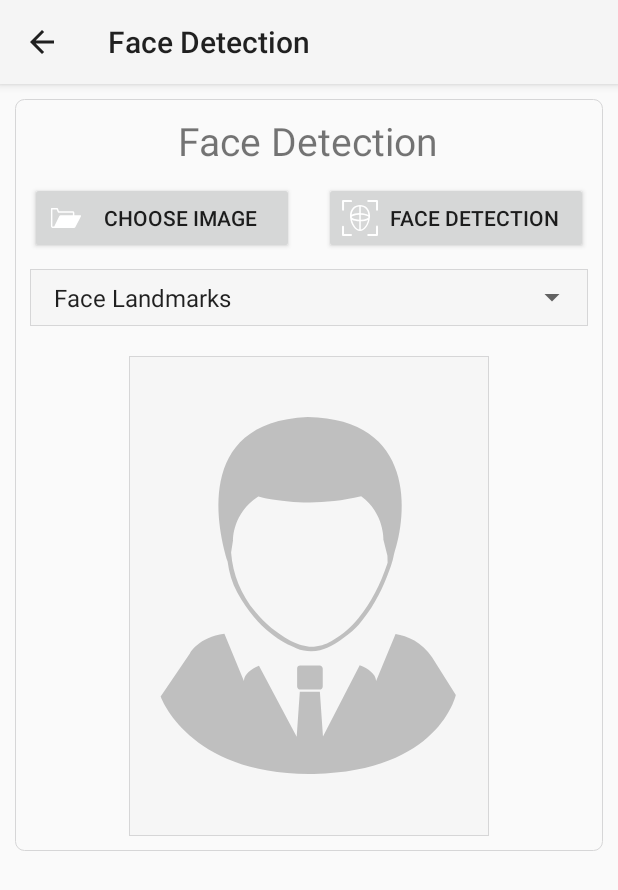
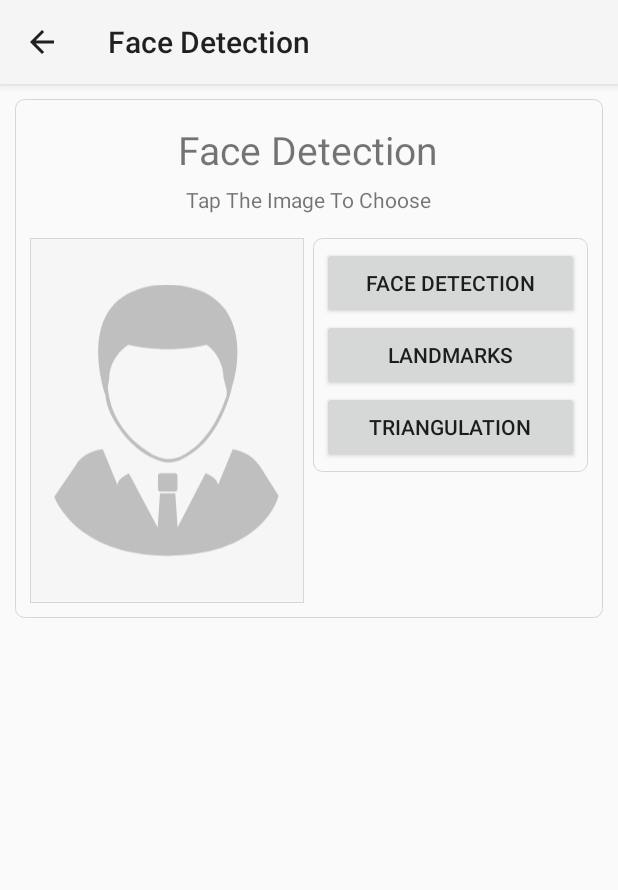
Before and after one commit to huzongyao/FaceMorphMe, an Android app: the FaceDetectActivity screen opened directly, with no data from a screen before it, after a tap on "FACE DETECTION", on a phone screen of 412 x 824 dp. Shown: the top 890 px of the screen. Run offline under Robolectric (Android 15) with nearby library versions, the phone set to English and light mode, and no system bars; our stand-ins replace ButterKnife; libraries missing offline, so code that uses them is left out: com.alibaba.android, com.blankj.utilcode, com.yalantis.ucrop; pictures from the network do not load; 2 statements that could not run were skipped.

Commit message:
fix detect page ui

```diff
--- a/app/src/main/java/com/hzy/face/morphme/activity/FaceDetectActivity.java
+++ b/app/src/main/java/com/hzy/face/morphme/activity/FaceDetectActivity.java
@@ -9,9 +9,6 @@ import android.net.Uri;
 import android.os.Bundle;
 import android.view.MenuItem;
 import android.view.View;
-import android.widget.AdapterView;
-import android.widget.ImageView;
-import android.widget.Spinner;
 
 import androidx.annotation.Nullable;
 import androidx.appcompat.app.ActionBar;
@@ -29,6 +26,7 @@ import com.hzy.face.morphme.utils.ActionUtils;
 import com.hzy.face.morphme.utils.BitmapDrawUtils;
 import com.hzy.face.morphme.utils.CascadeUtils;
 import com.hzy.face.morphme.utils.SpaceUtils;
+import com.hzy.face.morphme.widget.Ratio34ImageView;
 import com.yalantis.ucrop.UCrop;
 
 import java.io.File;
@@ -41,12 +39,8 @@ import butterknife.OnClick;
 public class FaceDetectActivity extends AppCompatActivity {
 
     @BindView(R.id.demo_image)
-    ImageView mImageView;
-    @BindView(R.id.type_select_spinner)
-    Spinner mTypeSelectSpinner;
-
+    Ratio34ImageView mDemoImage;
     private Bitmap mDemoBitmap;
-    private int mSelectTypeIndex;
     private ProgressDialog mProgressDialog;
     private String mSelectPath;
 
@@ -62,22 +56,6 @@ public class FaceDetectActivity extends AppCompatActivity {
         mProgressDialog = new ProgressDialog(this);
         mProgressDialog.setMessage(getString(R.string.loading_wait_tips));
         mProgressDialog.setCancelable(false);
-        mTypeSelectSpinner.setOnItemSelectedListener(getTypeSelectListener());
-    }
-
-    private AdapterView.OnItemSelectedListener getTypeSelectListener() {
-        return new AdapterView.OnItemSelectedListener() {
-            @Override
-            public void onItemSelected(AdapterView<?> adapterView, View view, int i, long l) {
-                mSelectTypeIndex = i;
-                detectFromBitmap();
-            }
-
-            @Override
-            public void onNothingSelected(AdapterView<?> adapterView) {
-
-            }
-        };
     }
 
     @Override
@@ -90,37 +68,45 @@ public class FaceDetectActivity extends AppCompatActivity {
         return super.onOptionsItemSelected(item);
     }
 
-    @OnClick({R.id.btn_load_img,
-            R.id.btn_detect_face})
-    public void onViewClicked(View view) {
+    @OnClick({R.id.demo_image, R.id.btn_detect_face, R.id.btn_detect_points, R.id.btn_detect_triangle})
+    public void onButtonsClicked(View view) {
         switch (view.getId()) {
-            case R.id.btn_load_img:
+            case R.id.demo_image:
                 ActionUtils.startImageContentAction(this, RequestCode.CHOOSE_IMAGE);
                 break;
             case R.id.btn_detect_face:
-                detectFromBitmap();
+                detectFromBitmap(2);
+                break;
+            case R.id.btn_detect_points:
+                detectFromBitmap(0);
+                break;
+            case R.id.btn_detect_triangle:
+                detectFromBitmap(1);
                 break;
         }
     }
 
-    private void detectFromBitmap() {
+
+    private void detectFromBitmap(int type) {
         mDemoBitmap = ImageUtils.getBitmap(mSelectPath);
         if (mDemoBitmap != null && !mDemoBitmap.isRecycled()) {
             mProgressDialog.show();
-            mImageView.setImageBitmap(mDemoBitmap);
+            mDemoImage.setImageBitmap(mDemoBitmap);
             new Thread() {
                 @Override
                 public void run() {
-                    doDetectAsync();
+                    doDetectAsync(type);
                 }
             }.start();
+        }else{
+            snakeBarShow(getString(R.string.choose_images_first));
         }
     }
 
-    private void doDetectAsync() {
+    private void doDetectAsync(int type) {
         String cascadePath = CascadeUtils.ensureCascadePath();
         final Bitmap bitmap = mDemoBitmap.copy(Bitmap.Config.ARGB_8888, true);
-        switch (mSelectTypeIndex) {
+        switch (type) {
             case 0:
                 PointF[] points = MorpherApi.detectFaceLandmarks(bitmap, cascadePath);
                 BitmapDrawUtils.drawPointsOnBitmap(bitmap, points);
@@ -135,15 +121,15 @@ public class FaceDetectActivity extends AppCompatActivity {
                 BitmapDrawUtils.drawRectsOnBitmap(bitmap, faces);
                 break;
         }
-        mImageView.post(() -> {
-            mImageView.setImageBitmap(bitmap);
+        mDemoImage.post(() -> {
+            mDemoImage.setImageBitmap(bitmap);
             mProgressDialog.dismiss();
-            snakeBarShow("Face Detect Finished!!");
+            snakeBarShow(getString(R.string.operation_finished));
         });
     }
 
     private void snakeBarShow(String msg) {
-        SnackbarUtils.with(mImageView).setMessage(msg).show();
+        SnackbarUtils.with(mDemoImage).setMessage(msg).show();
     }
 
     @Override
@@ -170,7 +156,7 @@ public class FaceDetectActivity extends AppCompatActivity {
             // crop a image
             if (resultCode == RESULT_OK) {
                 if (data != null) {
-                    Glide.with(this).load(mSelectPath).into(mImageView);
+                    Glide.with(this).load(mSelectPath).into(mDemoImage);
                 }
             }
         }
--- a/app/src/main/java/com/hzy/face/morphme/activity/TwoMorphActivity.java
+++ b/app/src/main/java/com/hzy/face/morphme/activity/TwoMorphActivity.java
@@ -9,6 +9,7 @@ import android.os.Bundle;
 import android.view.MenuItem;
 import android.view.View;
 import android.widget.ImageView;
+import android.widget.ProgressBar;
 import android.widget.TextView;
 
 import androidx.annotation.Nullable;
@@ -55,6 +56,8 @@ public class TwoMorphActivity extends AppCompatActivity {
     Ratio34ImageView mImageviewOut;
     @BindView(R.id.alpha_text)
     TextView mAlphaText;
+    @BindView(R.id.alpha_progress)
+    ProgressBar mAlphaProgress;
 
     private BurstLinker mBurstLinker;
     private String mGifFilePath;
@@ -216,6 +219,7 @@ public class TwoMorphActivity extends AppCompatActivity {
             if (isSave) {
                 snakeBarShow(getString(R.string.morphing_please_wait));
             }
+            mAlphaProgress.setProgress(0);
             mFaceExecutor.submit(() -> morphToBitmapAsync(isSave));
         } else {
             snakeBarShow(getString(R.string.choose_images_first));
@@ -241,6 +245,7 @@ public class TwoMorphActivity extends AppCompatActivity {
                         face2.points, face1.indices, alpha);
                 runOnUiThread(() -> {
                     mImageviewOut.setImageBitmap(mOutputBitmap);
+                    mAlphaProgress.setProgress((int) (alpha * 100));
                     mAlphaText.setText(getString(R.string.alpha_format_text, alpha));
                 });
                 if (needSave) {
--- a/app/src/main/res/layout/activity_face_detect.xml
+++ b/app/src/main/res/layout/activity_face_detect.xml
@@ -15,57 +15,61 @@
         <TextView
             android:layout_width="wrap_content"
             android:layout_height="wrap_content"
+            android:layout_margin="6dp"
             android:text="@string/detect_face"
             android:textSize="26sp" />
+
+        <TextView
+            android:layout_width="wrap_content"
+            android:layout_height="wrap_content"
+            android:text="@string/tap_to_choose_images" />
 
         <LinearLayout
             android:layout_width="match_parent"
             android:layout_height="wrap_content"
-            android:layout_marginTop="10dp"
+            android:layout_marginTop="16dp"
             android:orientation="horizontal">
 
-            <androidx.appcompat.widget.AppCompatButton
-                android:id="@+id/btn_load_img"
+            <com.hzy.face.morphme.widget.Ratio34ImageView
+                android:id="@+id/demo_image"
                 android:layout_width="0dp"
                 android:layout_height="wrap_content"
                 android:layout_weight="1"
-                android:drawableLeft="@drawable/ic_open_folder"
-                android:text="@string/load_bitmap"
-                android:theme="@style/AppTheme.Button" />
+                android:background="@drawable/back_rectangle"
+                android:padding="1px"
+                android:src="@drawable/ic_head" />
 
-            <androidx.appcompat.widget.AppCompatButton
-                android:id="@+id/btn_detect_face"
+            <LinearLayout
                 android:layout_width="0dp"
                 android:layout_height="wrap_content"
-                android:layout_marginLeft="20dp"
+                android:layout_marginLeft="6dp"
                 android:layout_weight="1"
-                android:drawableLeft="@drawable/ic_face_detect"
-                android:text="@string/detect_face"
-                android:theme="@style/AppTheme.Button" />
+                android:background="@drawable/back_rect_round"
+                android:orientation="vertical"
+                android:padding="6dp">
+
+                <androidx.appcompat.widget.AppCompatButton
+                    android:id="@+id/btn_detect_face"
+                    android:layout_width="match_parent"
+                    android:layout_height="wrap_content"
+                    android:text="@string/detect_face"
+                    android:theme="@style/AppTheme.Button" />
+
+                <androidx.appcompat.widget.AppCompatButton
+                    android:id="@+id/btn_detect_points"
+                    android:layout_width="match_parent"
+                    android:layout_height="wrap_content"
+                    android:text="@string/landmarks"
+                    android:theme="@style/AppTheme.Button" />
+
+                <androidx.appcompat.widget.AppCompatButton
+                    android:id="@+id/btn_detect_triangle"
+                    android:layout_width="match_parent"
+                    android:layout_height="wrap_content"
+                    android:text="@string/triangulation"
+                    android:theme="@style/AppTheme.Button" />
+            </LinearLayout>
         </LinearLayout>
 
-        <FrameLayout
-            android:layout_width="match_parent"
-            android:layout_height="wrap_content"
-            android:layout_marginTop="10dp"
-            android:background="@drawable/back_rectangle">
-
-            <Spinner
-                android:id="@+id/type_select_spinner"
-                android:layout_width="match_parent"
-                android:layout_height="wrap_content"
-                android:entries="@array/face_detect_entry"
-                android:padding="8dp"
-                android:spinnerMode="dialog" />
-        </FrameLayout>
-
-        <com.hzy.face.morphme.widget.Ratio34ImageView
-            android:id="@+id/demo_image"
-            android:layout_width="240dp"
-            android:layout_height="wrap_content"
-            android:layout_marginTop="20dp"
-            android:background="@drawable/back_rectangle"
-            android:padding="1px"
-            android:src="@drawable/ic_head" />
     </LinearLayout>
 </ScrollView>
--- a/app/src/main/res/values/strings.xml
+++ b/app/src/main/res/values/strings.xml
@@ -59,4 +59,7 @@
     <string name="open_in_browser">Open In Browser</string>
     <string name="exit">Exit</string>
     <string name="rd3_open_source_libs">3rd Open Source Library</string>
+    <string name="triangulation">Triangulation</string>
+    <string name="landmarks">Landmarks</string>
+    <string name="operation_finished">Operation Finished!!</string>
 </resources>
```
Also changed, not shown: app/src/main/res/layout/activity_two_morph.xml (+7 -0 lines), 2 other files.
